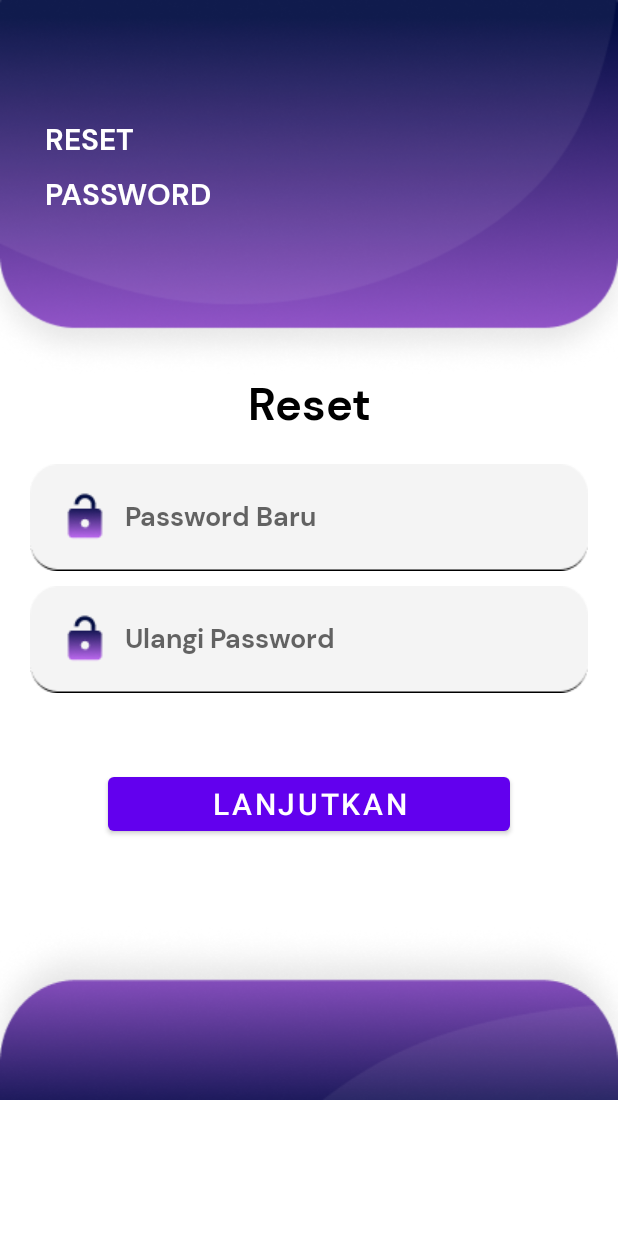
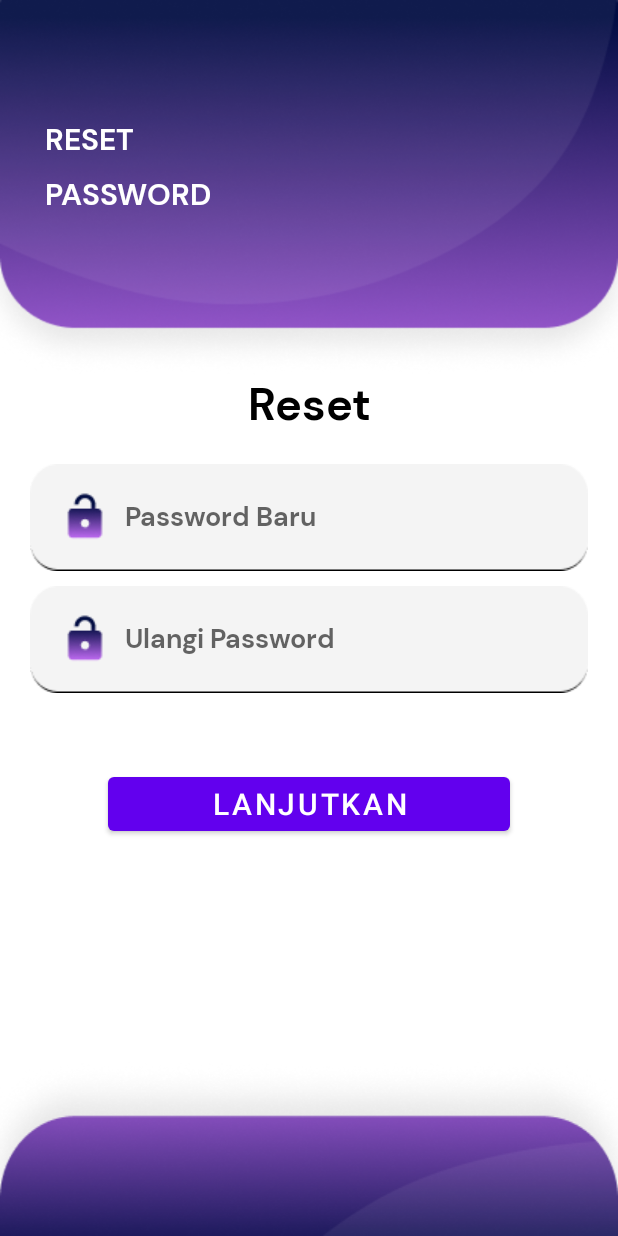
Before and after one commit to AhmadTaufiqR/E-BAYAR-MOBILE, an Android app: the ResetPasswordActivity screen opened directly, with no data from a screen before it, on a phone screen of 412 x 824 dp. Run offline under Robolectric (Android 15) with nearby library versions, the phone set to English and light mode, and no system bars.

```diff
--- a/app/src/main/java/com/taufiq/e_bayar/Activities/ActivityInput_otp.java
+++ b/app/src/main/java/com/taufiq/e_bayar/Activities/ActivityInput_otp.java
@@ -30,6 +30,7 @@ public class ActivityInput_otp extends AppCompatActivity {
                     Toast.makeText(getApplicationContext(),"Kode Otp Benar",Toast.LENGTH_LONG).show();
                     Intent intent = new Intent(ActivityInput_otp.this, ResetPasswordActivity.class);
                     startActivity(intent);
+                    finish();
                 } else{
                     Toast.makeText(getApplicationContext(),"Kode Otp Salah",Toast.LENGTH_LONG).show();
                 }
--- a/app/src/main/java/com/taufiq/e_bayar/Activities/ResetPasswordActivity.java
+++ b/app/src/main/java/com/taufiq/e_bayar/Activities/ResetPasswordActivity.java
@@ -23,6 +23,7 @@ public class ResetPasswordActivity extends AppCompatActivity {
             @Override
             public void onClick(View v) {
                 startActivity(new Intent(ResetPasswordActivity.this,LoginActivity.class));
+                finish();
             }
         });
     }
--- a/app/src/main/java/com/taufiq/e_bayar/Adapter/Adapter.java
+++ b/app/src/main/java/com/taufiq/e_bayar/Adapter/Adapter.java
@@ -67,7 +67,7 @@ public class Adapter extends RecyclerView.Adapter<Adapter.HolderSPP> {
                 total += (double) item.getJumlahBayar();
             }
         }
-        DecimalFormat decimalFormat = new DecimalFormat("###,###,###,###.00");
+        DecimalFormat decimalFormat = new DecimalFormat("###,###,###,###");
         String hasil = decimalFormat.format(total);
         textView.setText("Rp."+ hasil);
     }
--- a/app/src/main/java/com/taufiq/e_bayar/Request/Services.java
+++ b/app/src/main/java/com/taufiq/e_bayar/Request/Services.java
@@ -1,6 +1,4 @@
 package com.taufiq.e_bayar.Request;
-
-import com.taufiq.e_bayar.Utils.TagihanApi;
 
 import retrofit2.Retrofit;
 import retrofit2.converter.gson.GsonConverterFactory;
--- a/app/src/main/res/layout/activity_dashboard.xml
+++ b/app/src/main/res/layout/activity_dashboard.xml
@@ -60,7 +60,7 @@
             app:layout_constraintTop_toTopOf="parent" />
 
         <TextView
-            android:id="@+id/nama"
+            android:id="@+id/nama_dash"
             android:layout_width="175dp"
             android:layout_height="wrap_content"
             android:layout_marginStart="20dp"
--- a/app/src/main/res/layout/activity_detail_sppactivity.xml
+++ b/app/src/main/res/layout/activity_detail_sppactivity.xml
@@ -45,7 +45,7 @@
         </androidx.cardview.widget.CardView>
 
         <TextView
-            android:id="@+id/namaDetail"
+            android:id="@+id/namaDetailSpp"
             android:layout_width="250dp"
             android:layout_height="wrap_content"
             android:layout_marginTop="20dp"
--- a/app/src/main/res/layout/activity_reset_password.xml
+++ b/app/src/main/res/layout/activity_reset_password.xml
@@ -1,93 +1,105 @@
 <?xml version="1.0" encoding="utf-8"?>
-<LinearLayout xmlns:android="http://schemas.android.com/apk/res/android"
+<androidx.constraintlayout.widget.ConstraintLayout xmlns:android="http://schemas.android.com/apk/res/android"
     xmlns:app="http://schemas.android.com/apk/res-auto"
     xmlns:tools="http://schemas.android.com/tools"
     android:layout_width="match_parent"
     android:layout_height="match_parent"
     android:orientation="vertical"
-    tools:context=".Activities.LoginActivity">
+    tools:context=".Activities.ResetPasswordActivity">
+
+        <LinearLayout
+            android:id="@+id/linearLayout3"
+            android:layout_width="match_parent"
+            android:layout_height="250dp"
+            android:background="@drawable/lengkungan"
+            android:orientation="vertical"
+            app:layout_constraintStart_toStartOf="parent"
+            app:layout_constraintTop_toTopOf="parent">
+
+                <TextView
+                    android:layout_width="match_parent"
+                    android:layout_height="wrap_content"
+                    android:layout_marginTop="80dp"
+                    android:fontFamily="@font/dm_sans_bold"
+                    android:paddingHorizontal="30dp"
+                    android:text="RESET"
+                    android:textColor="@color/white"
+                    android:textSize="20sp"/>
+
+                <TextView
+                    android:layout_width="match_parent"
+                    android:layout_height="wrap_content"
+                    android:layout_marginHorizontal="30dp"
+                    android:layout_marginTop="10dp"
+                    android:fontFamily="@font/dm_sans_bold"
+                    android:text="PASSWORD"
+                    android:textColor="@color/white"
+                    android:textSize="20sp"/>
+        </LinearLayout>
+
+        <TextView
+            android:id="@+id/textView2"
+            android:layout_width="match_parent"
+            android:layout_height="wrap_content"
+            android:fontFamily="@font/dm_sans_bold"
+            android:gravity="center"
+            android:text="Reset"
+            android:textColor="@color/black"
+            android:textSize="30sp"
+            app:layout_constraintTop_toBottomOf="@+id/linearLayout3"/>
 
         <LinearLayout
             android:layout_width="match_parent"
-        android:layout_height="250dp"
-        android:background="@drawable/lengkungan"
-        android:orientation="vertical">
+            android:layout_height="wrap_content"
+            android:orientation="vertical"
+            android:paddingHorizontal="20dp"
+            app:layout_constraintEnd_toEndOf="parent"
+            app:layout_constraintStart_toStartOf="parent"
+            app:layout_constraintTop_toBottomOf="@+id/textView2">
 
-        <TextView
-            android:layout_marginTop="80dp"
-            android:paddingHorizontal="30dp"
+                <EditText
                     android:layout_width="match_parent"
                     android:layout_height="wrap_content"
+                    android:layout_marginTop="20dp"
+                    android:background="@drawable/lt"
+                    android:drawableStart="@drawable/password"
+                    android:drawablePadding="10dp"
                     android:fontFamily="@font/dm_sans_bold"
-            android:text="RESET"
-            android:textColor="@color/white"
-            android:textSize="20dp">
-        </TextView>
-        <TextView
-            android:layout_marginTop="10dp"
-            android:layout_marginHorizontal="30dp"
+                    android:hint="Password Baru"
+                    android:paddingHorizontal="20dp"/>
+
+                <EditText
                     android:layout_width="match_parent"
                     android:layout_height="wrap_content"
+                    android:layout_marginTop="10dp"
+                    android:background="@drawable/lt"
+                    android:drawableStart="@drawable/password"
+                    android:drawablePadding="10dp"
                     android:fontFamily="@font/dm_sans_bold"
-            android:text="PASSWORD"
-            android:textColor="@color/white"
-            android:textSize="20dp">
-        </TextView>
-    </LinearLayout>
-    <TextView
-        android:gravity="center"
-        android:fontFamily="@font/dm_sans_bold"
-        android:textColor="@color/black"
-        android:textSize="30dp"
-        android:text="Reset"
-        android:layout_width="match_parent"
-        android:layout_height="wrap_content">
-    </TextView>
-    <LinearLayout
-        android:paddingHorizontal="20dp"
-        android:orientation="vertical"
-        android:layout_width="match_parent"
-        android:layout_height="wrap_content">
-        <EditText
-            android:layout_marginTop="20dp"
-            android:paddingHorizontal="20dp"
-            android:background="@drawable/lt"
-            android:layout_width="match_parent"
-            android:layout_height="wrap_content"
-            android:drawablePadding="10dp"
-            android:hint="Password Baru"
-            android:fontFamily="@font/dm_sans_bold"
-            android:drawableStart="@drawable/password">
-        </EditText>
-        <EditText
-            android:layout_marginTop="10dp"
-            android:paddingHorizontal="20dp"
-            android:background="@drawable/lt"
-            android:layout_width="match_parent"
-            android:layout_height="wrap_content"
-            android:drawablePadding="10dp"
                     android:hint="Ulangi Password"
-            android:fontFamily="@font/dm_sans_bold"
-            android:drawableStart="@drawable/password">
-        </EditText>
+                    android:paddingHorizontal="20dp"/>
 
                 <Button
                     android:id="@+id/btn_reset"
-            android:textSize="20sp"
+                    android:layout_width="268dp"
+                    android:layout_height="wrap_content"
+                    android:layout_gravity="center"
+                    android:layout_marginTop="50dp"
                     android:text="Lanjutkan"
                     android:textColor="#fff"
-            android:layout_gravity="center"
-            android:layout_marginTop="50dp"
-            android:layout_width="268dp"
-            android:layout_height="wrap_content">
+                    android:textSize="20sp">
 
                 </Button>
 
         </LinearLayout>
+
         <ImageView
             android:layout_width="match_parent"
             android:layout_height="wrap_content"
             android:background="@drawable/lengkungan_bawah"
-            android:scaleType="fitXY"/>
+            android:scaleType="fitXY"
+            app:layout_constraintBottom_toBottomOf="parent"
+            app:layout_constraintEnd_toEndOf="parent"
+            app:layout_constraintStart_toStartOf="parent" />
 
-        </LinearLayout>
+        </androidx.constraintlayout.widget.ConstraintLayout>
--- a/app/src/main/res/layout/nav_header.xml
+++ b/app/src/main/res/layout/nav_header.xml
@@ -29,14 +29,14 @@
             app:cardBackgroundColor="#00FFFFFF">
 
             <ImageView
-                android:id="@+id/imageProfile"
+                android:id="@+id/imageProfile_header"
                 android:layout_width="wrap_content"
                 android:layout_height="wrap_content"
                 android:src="@drawable/rounded_image" />
         </androidx.cardview.widget.CardView>
 
         <TextView
-            android:id="@+id/nama"
+            android:id="@+id/nama_header"
             android:layout_width="175dp"
             android:layout_height="wrap_content"
             android:layout_marginTop="10dp"
--- a/app/src/main/res/menu/nav_menu.xml
+++ b/app/src/main/res/menu/nav_menu.xml
@@ -7,8 +7,8 @@
             android:id="@+id/Dashboard"
             android:title="Dashboard" />
         <item
-            android:id="@+id/Riwayat"
-            android:title="Riwayat"/>
+            android:id="@+id/Logout"
+            android:title="Logout"/>
     </group>
 
 </menu>
```
Also changed, not shown: app/src/main/java/com/taufiq/e_bayar/Activities/DashboardActivity.java (+24 -4 lines), app/src/main/java/com/taufiq/e_bayar/Activities/DetailSPPActivity.java (+22 -41 lines), app/src/main/java/com/taufiq/e_bayar/Activities/DetailUGActivity.java (+9 -1 lines), app/src/main/java/com/taufiq/e_bayar/Activities/LoginActivity.java (+36 -30 lines), app/src/main/java/com/taufiq/e_bayar/AllMethod/DetailSPPMethod.java (added, +46 -0 lines), app/src/main/java/com/taufiq/e_bayar/AllMethod/LoginMethod.java (added, +68 -0 lines), app/src/main/java/com/taufiq/e_bayar/Model/UserLogin/Data.java (added, +154 -0 lines), app/src/main/java/com/taufiq/e_bayar/Model/UserLogin/User.java (added, +39 -0 lines), app/src/main/java/com/taufiq/e_bayar/Utils/ApiMethod.java (added, +21 -0 lines), app/src/main/java/com/taufiq/e_bayar/Utils/TagihanApi.java (deleted, +0 -14 lines). Lines whose indentation alone changed are shown as unchanged.
